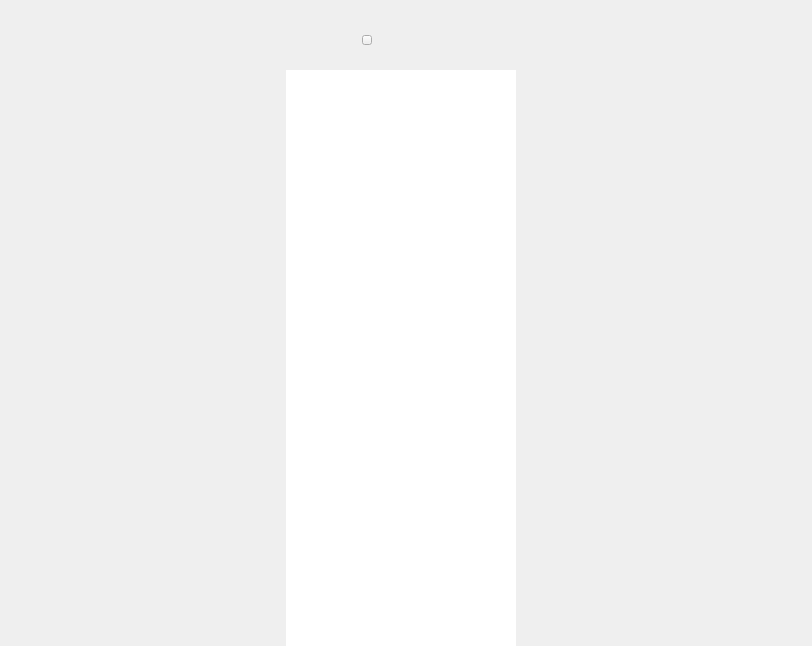
This is client/src/main-window.ui in openeuler-mirror/ks-scmc-gui as Qt 5 draws it before an edit. The edited form follows.
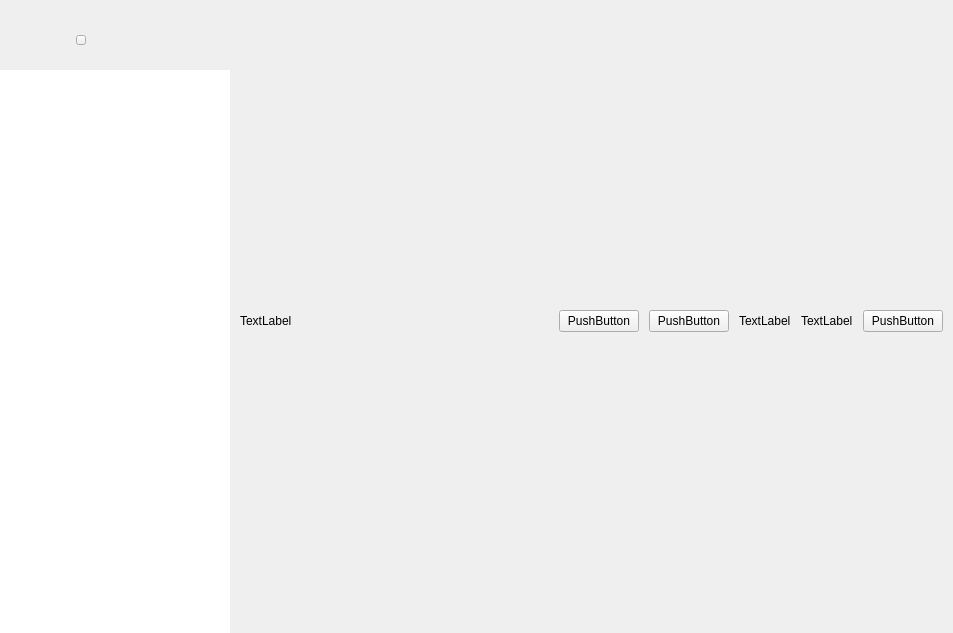
This is the edited form.

Commit message:
fix(*):change the batch operator button status when user check the data in table,add menu on create button in contian list
- 当用户点击表中的复选框时修改批量操作按钮，在容器列表的创建按钮中添加菜单

What changed in the file:
```diff
--- a/client/src/main-window.ui
+++ b/client/src/main-window.ui
@@ -6,8 +6,8 @@
    <rect>
     <x>0</x>
     <y>0</y>
-    <width>812</width>
-    <height>646</height>
+    <width>953</width>
+    <height>633</height>
    </rect>
   </property>
   <property name="windowTitle">
@@ -193,6 +193,97 @@
      </layout>
     </widget>
    </item>
+   <item>
+    <widget class="QWidget" name="widget" native="true">
+     <layout class="QVBoxLayout" name="verticalLayout_2">
+      <property name="spacing">
+       <number>10</number>
+      </property>
+      <property name="leftMargin">
+       <number>0</number>
+      </property>
+      <property name="topMargin">
+       <number>0</number>
+      </property>
+      <property name="rightMargin">
+       <number>0</number>
+      </property>
+      <property name="bottomMargin">
+       <number>0</number>
+      </property>
+      <item>
+       <layout class="QHBoxLayout" name="horizontalLayout_5">
+        <item>
+         <widget class="QLabel" name="lab_page_name">
+          <property name="text">
+           <string>TextLabel</string>
+          </property>
+         </widget>
+        </item>
+        <item>
+         <spacer name="horizontalSpacer_2">
+          <property name="orientation">
+           <enum>Qt::Horizontal</enum>
+          </property>
+          <property name="sizeHint" stdset="0">
+           <size>
+            <width>40</width>
+            <height>20</height>
+           </size>
+          </property>
+         </spacer>
+        </item>
+        <item>
+         <layout class="QHBoxLayout" name="horizontalLayout_3">
+          <item>
+           <widget class="QPushButton" name="btn_approval">
+            <property name="text">
+             <string>PushButton</string>
+            </property>
+           </widget>
+          </item>
+          <item>
+           <widget class="QPushButton" name="btn_warning">
+            <property name="text">
+             <string>PushButton</string>
+            </property>
+           </widget>
+          </item>
+          <item>
+           <layout class="QHBoxLayout" name="horizontalLayout_4">
+            <item>
+             <widget class="QLabel" name="lab_user_icon">
+              <property name="text">
+               <string>TextLabel</string>
+              </property>
+             </widget>
+            </item>
+            <item>
+             <widget class="QLabel" name="lab_user_name">
+              <property name="text">
+               <string>TextLabel</string>
+              </property>
+             </widget>
+            </item>
+           </layout>
+          </item>
+          <item>
+           <widget class="QPushButton" name="btn_user_menu">
+            <property name="text">
+             <string>PushButton</string>
+            </property>
+           </widget>
+          </item>
+         </layout>
+        </item>
+       </layout>
+      </item>
+      <item>
+       <layout class="QVBoxLayout" name="vlayout_page"/>
+      </item>
+     </layout>
+    </widget>
+   </item>
   </layout>
  </widget>
  <resources/>
```
The commit also changes 13 other files.
